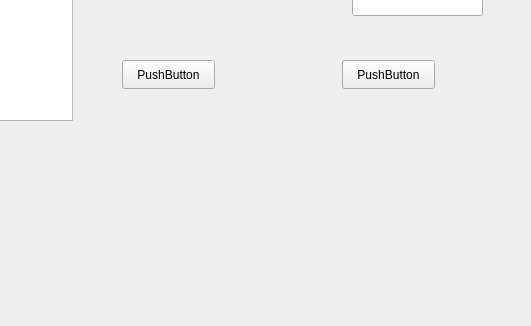
Before: the Qt Designer form mainwindow.ui in MuratDev41/Stereo-Vision, drawn with Qt 5; both pictures show x 488 to 1019 and y 110 to 436 of the 1019 by 555 pixel window.
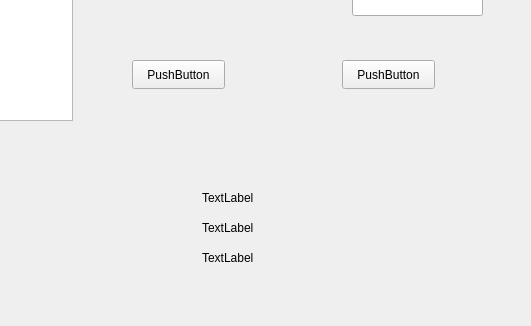
After: the same form once the commit is applied.

Patch:
```diff
--- a/mainwindow.ui
+++ b/mainwindow.ui
@@ -57,7 +57,7 @@
    <widget class="QPushButton" name="pushButton">
     <property name="geometry">
      <rect>
-      <x>610</x>
+      <x>620</x>
       <y>170</y>
       <width>93</width>
       <height>29</height>
@@ -126,6 +126,45 @@
      <string>PushButton</string>
     </property>
    </widget>
+   <widget class="QLabel" name="timeLabel">
+    <property name="geometry">
+     <rect>
+      <x>690</x>
+      <y>330</y>
+      <width>251</width>
+      <height>16</height>
+     </rect>
+    </property>
+    <property name="text">
+     <string>TextLabel</string>
+    </property>
+   </widget>
+   <widget class="QLabel" name="sadLabel">
+    <property name="geometry">
+     <rect>
+      <x>690</x>
+      <y>300</y>
+      <width>281</width>
+      <height>16</height>
+     </rect>
+    </property>
+    <property name="text">
+     <string>TextLabel</string>
+    </property>
+   </widget>
+   <widget class="QLabel" name="ssdLabel">
+    <property name="geometry">
+     <rect>
+      <x>690</x>
+      <y>360</y>
+      <width>291</width>
+      <height>16</height>
+     </rect>
+    </property>
+    <property name="text">
+     <string>TextLabel</string>
+    </property>
+   </widget>
   </widget>
   <widget class="QStatusBar" name="statusbar"/>
  </widget>
```
Left out of the diff: 2 changed lines with no effect on the pictures.
